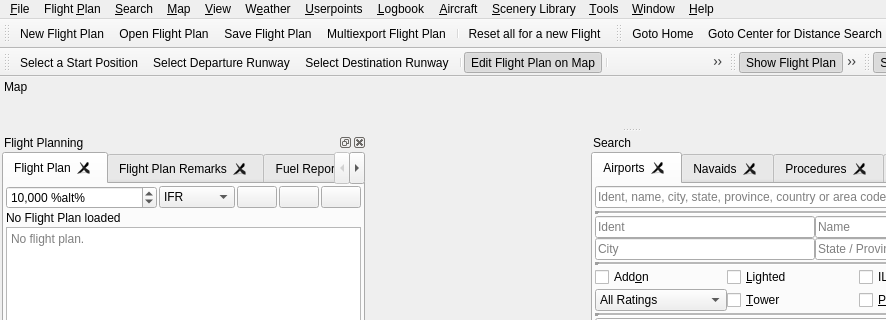
Above: src/gui/mainwindow.ui from albar965/littlenavmap before the change; both pictures show x 0 to 886 and y 0 to 320 of the 1261 by 882 pixel window. Below: the same form after it.
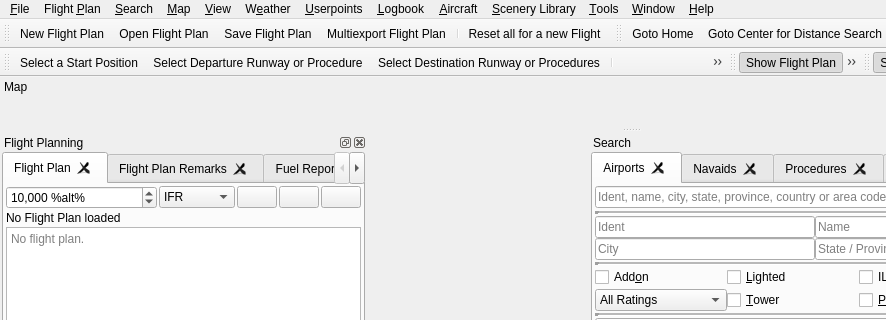
That is the form after the change. Icons and pictures are not drawn.

Commit message: Text changes in flight plan menu

Diff of the .ui file:
```diff
--- a/src/gui/mainwindow.ui
+++ b/src/gui/mainwindow.ui
@@ -11471,7 +11471,7 @@
      <normaloff>:/littlenavmap/resources/icons/runwaydest.svg</normaloff>:/littlenavmap/resources/icons/runwaydest.svg</iconset>
    </property>
    <property name="text">
-    <string>Select Destination &amp;Runway ...</string>
+    <string>Select Destination &amp;Runway or Procedures ...</string>
    </property>
    <property name="toolTip">
     <string>Select runway for destination airport in flight plan</string>
@@ -11489,7 +11489,7 @@
      <normaloff>:/littlenavmap/resources/icons/runwaydepart.svg</normaloff>:/littlenavmap/resources/icons/runwaydepart.svg</iconset>
    </property>
    <property name="text">
-    <string>Select &amp;Departure Runway ...</string>
+    <string>Select &amp;Departure Runway or Procedure ...</string>
    </property>
    <property name="toolTip">
     <string>Select runway for departure airport in flight plan</string>
```
Left out of the diff: 8 changed lines with no effect on the pictures.
